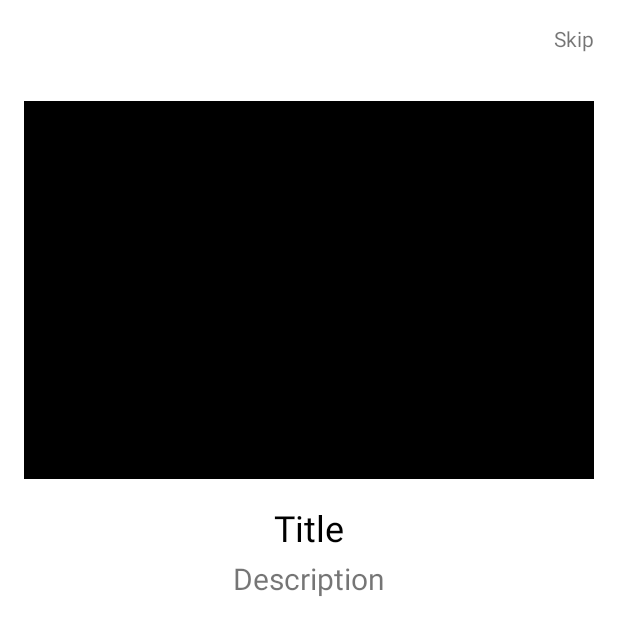
After one commit to 888Andrey888/TaskManager_hw, an Android app: the layout item_onboarding.xml on its own in the app's theme, with its tools: preview values and no code run, on a phone screen of 412 x 824 dp. The commit adds this screen. Shown: the top 635 px of the screen. Run offline under Robolectric (Android 15) with nearby library versions, the phone set to English and light mode, and no system bars.

Commit message:
fulfilled hw4_2

```diff
--- a/app/build.gradle
+++ b/app/build.gradle
@@ -51,4 +51,10 @@ dependencies {
 
     //CircleImageView
     implementation 'de.hdodenhof:circleimageview:3.1.0'
+
+    //ImageSlideshow
+    implementation 'me.relex:circleindicator:2.1.6'
+
+    //Glide
+    implementation 'com.github.bumptech.glide:glide:4.15.1'
 }
--- a/app/src/main/AndroidManifest.xml
+++ b/app/src/main/AndroidManifest.xml
@@ -1,6 +1,8 @@
 <?xml version="1.0" encoding="utf-8"?>
 <manifest xmlns:android="http://schemas.android.com/apk/res/android"
     xmlns:tools="http://schemas.android.com/tools">
+
+    <uses-permission android:name="android.permission.INTERNET"/>
 
     <application
         android:allowBackup="true"
--- a/app/src/main/java/com/example/taskmanager/profile/ProfileFragment.kt
+++ b/app/src/main/java/com/example/taskmanager/ui/profile/ProfileFragment.kt
@@ -1,4 +1,4 @@
-package com.example.taskmanager.profile
+package com.example.taskmanager.ui.profile
 
 import android.os.Bundle
 import androidx.fragment.app.Fragment
--- a/app/src/main/res/layout/fragment_profile.xml
+++ b/app/src/main/res/layout/fragment_profile.xml
@@ -5,7 +5,7 @@
     android:layout_height="match_parent"
     android:gravity="center|top"
     android:orientation="vertical"
-    tools:context=".profile.ProfileFragment">
+    tools:context=".ui.profile.ProfileFragment">
 
     <de.hdodenhof.circleimageview.CircleImageView
         xmlns:app="http://schemas.android.com/apk/res-auto"
--- /dev/null
+++ b/app/src/main/res/layout/item_onboarding.xml
@@ -0,0 +1,59 @@
+<?xml version="1.0" encoding="utf-8"?>
+<androidx.constraintlayout.widget.ConstraintLayout xmlns:android="http://schemas.android.com/apk/res/android"
+    android:layout_width="match_parent"
+    android:layout_height="match_parent"
+    xmlns:app="http://schemas.android.com/apk/res-auto">
+
+    <TextView
+        android:id="@+id/tv_skip"
+        android:layout_width="wrap_content"
+        android:layout_height="wrap_content"
+        android:text="Skip"
+        android:padding="@dimen/default_margin"
+        app:layout_constraintTop_toTopOf="parent"
+        app:layout_constraintEnd_toEndOf="parent"/>
+
+    <ImageView
+        android:id="@+id/img_board"
+        android:layout_width="match_parent"
+        android:layout_height="252dp"
+        android:layout_margin="@dimen/default_margin"
+        android:src="@color/black"
+        android:scaleType="fitXY"
+        app:layout_constraintTop_toBottomOf="@+id/tv_skip"/>
+
+    <TextView
+        android:id="@+id/tv_title"
+        android:layout_width="0dp"
+        android:layout_height="wrap_content"
+        android:gravity="center"
+        android:layout_marginTop="@dimen/default_margin"
+        android:text="Title"
+        android:textColor="@color/black"
+        android:textSize="@dimen/default_text_size"
+        app:layout_constraintEnd_toEndOf="@+id/img_board"
+        app:layout_constraintStart_toStartOf="@+id/img_board"
+        app:layout_constraintTop_toBottomOf="@+id/img_board" />
+
+    <TextView
+        android:id="@+id/tv_desc"
+        android:layout_width="0dp"
+        android:layout_height="wrap_content"
+        android:gravity="center"
+        android:textSize="@dimen/small_text_size"
+        android:text="Description"
+        android:layout_marginTop="@dimen/small_margin"
+        app:layout_constraintEnd_toEndOf="@+id/img_board"
+        app:layout_constraintStart_toStartOf="@+id/img_board"
+        app:layout_constraintTop_toBottomOf="@+id/tv_title"/>
+
+    <Button
+        android:id="@+id/btn_start"
+        android:layout_width="match_parent"
+        android:layout_height="wrap_content"
+        android:layout_margin="@dimen/default_margin"
+        android:text="Get Started"
+        android:visibility="gone"
+        app:layout_constraintBottom_toBottomOf="parent"/>
+
+</androidx.constraintlayout.widget.ConstraintLayout>
--- a/app/src/main/res/values/colors.xml
+++ b/app/src/main/res/values/colors.xml
@@ -6,6 +6,7 @@
     <color name="teal_200">#FF03DAC5</color>
     <color name="teal_700">#FF018786</color>
     <color name="black">#FF000000</color>
+    <color name="light_red">#F3A9A9</color>
     <color name="white">#FFFFFFFF</color>
     <color name="light_blue">#A3B2FA</color>
 </resources>
--- a/app/src/main/res/values/dimens.xml
+++ b/app/src/main/res/values/dimens.xml
@@ -4,5 +4,6 @@
     <dimen name="activity_vertical_margin">16dp</dimen>
     <dimen name="default_margin">16dp</dimen>
     <dimen name="default_text_size">24sp</dimen>
+    <dimen name="small_text_size">20sp</dimen>
     <dimen name="small_margin">4dp</dimen>
 </resources>
```
Also changed, not shown: app/src/main/java/com/example/taskmanager/MainActivity.kt (+14 -0 lines), app/src/main/java/com/example/taskmanager/model/OnBoarding.kt (added, +9 -0 lines), app/src/main/java/com/example/taskmanager/ui/onboarding/OnBoardingFragment.kt (added, +34 -0 lines), app/src/main/java/com/example/taskmanager/ui/onboarding/adapter/OnBoardingAdapter.kt (added, +65 -0 lines), app/src/main/java/com/example/taskmanager/utils/GlideExt.kt (added, +8 -0 lines), app/src/main/res/layout/fragment_on_boarding.xml (added, +29 -0 lines), app/src/main/res/navigation/mobile_navigation.xml (+6 -1 lines).
